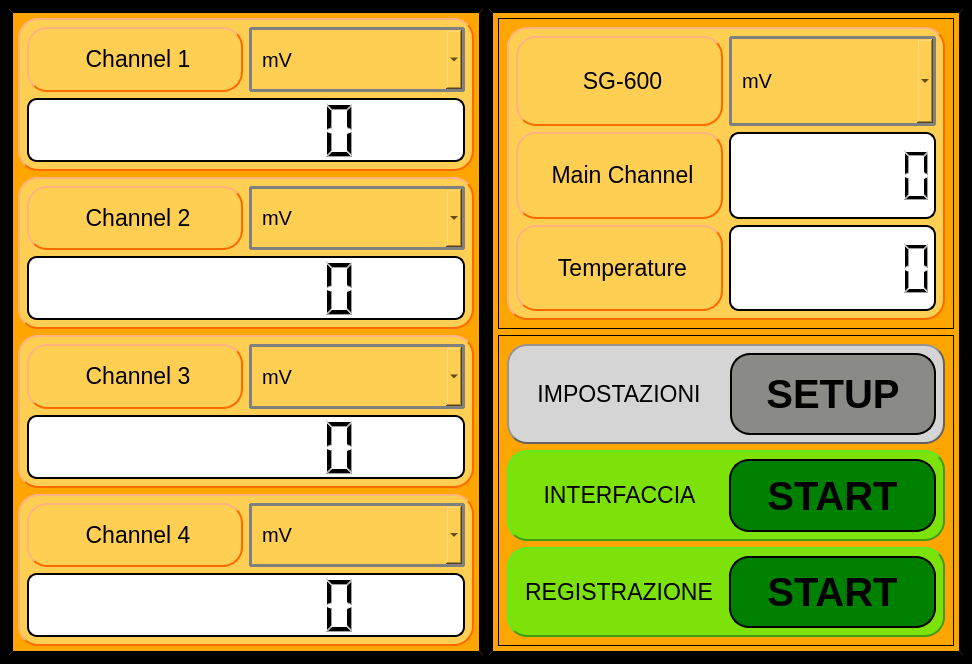
First picture: the form in Qt Creator/View_QT_HomePage.ui, repository Mixer97/tesi_triennale, before the edit.
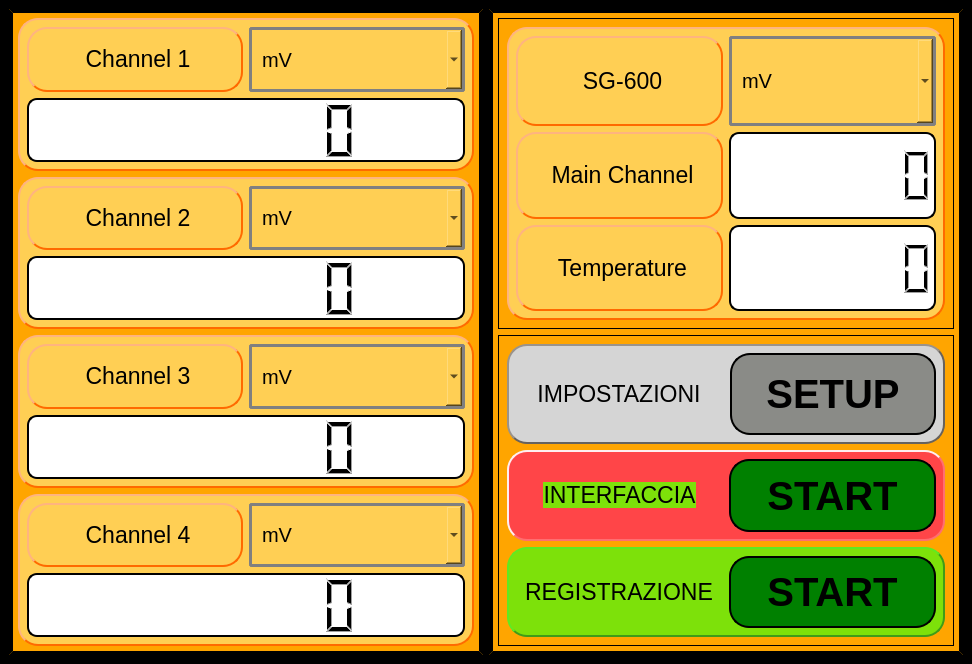
Second picture: the form after the edit.

```diff
--- a/Qt Creator/View_QT_HomePage.ui
+++ b/Qt Creator/View_QT_HomePage.ui
@@ -726,14 +726,7 @@
                  </sizepolicy>
                 </property>
                 <property name="styleSheet">
-                 <string notr="true">QWidget {
-	background-color:rgb(125, 225, 10); 
-	border-style: outset;
-    border-width: 2px;
-    border-color:rgb(63, 156, 23);
-	border-radius: 20px;
-}
-</string>
+                 <string notr="true">QWidget { background-color:rgb(255, 69, 72); border-style: outset; border-width: 2px; border-color:rgb(255, 111, 113); border-radius: 20px; }</string>
                 </property>
                 <layout class="QHBoxLayout" name="horizontalLayout_6">
                  <item alignment="Qt::AlignHCenter|Qt::AlignVCenter">
```
